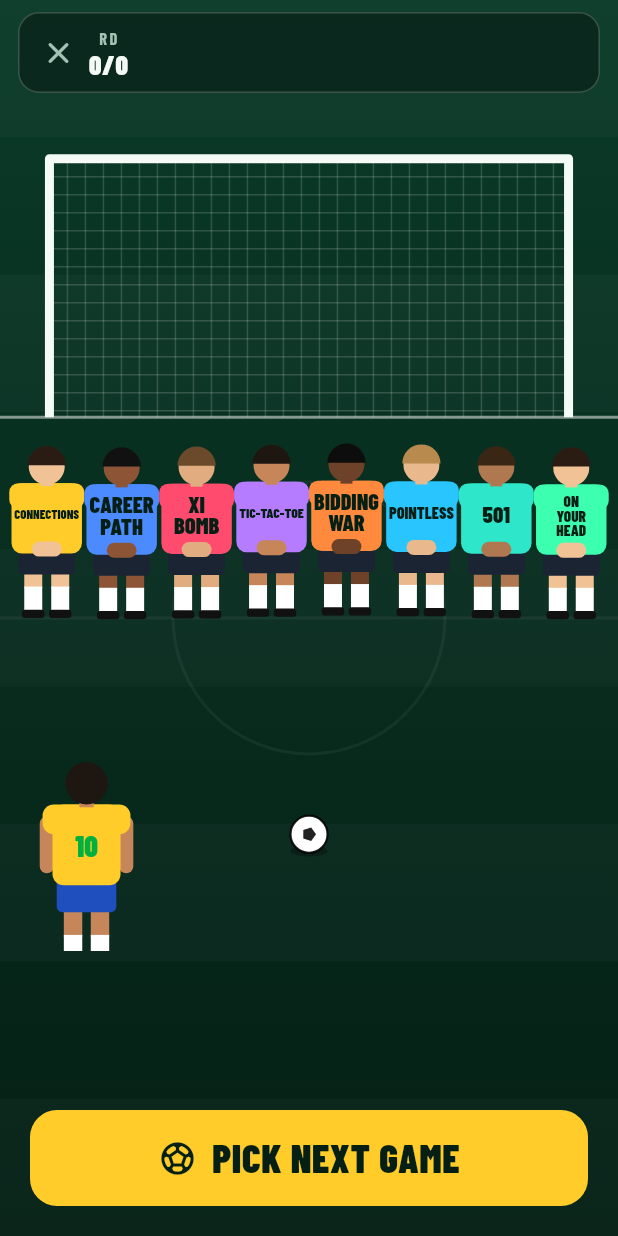
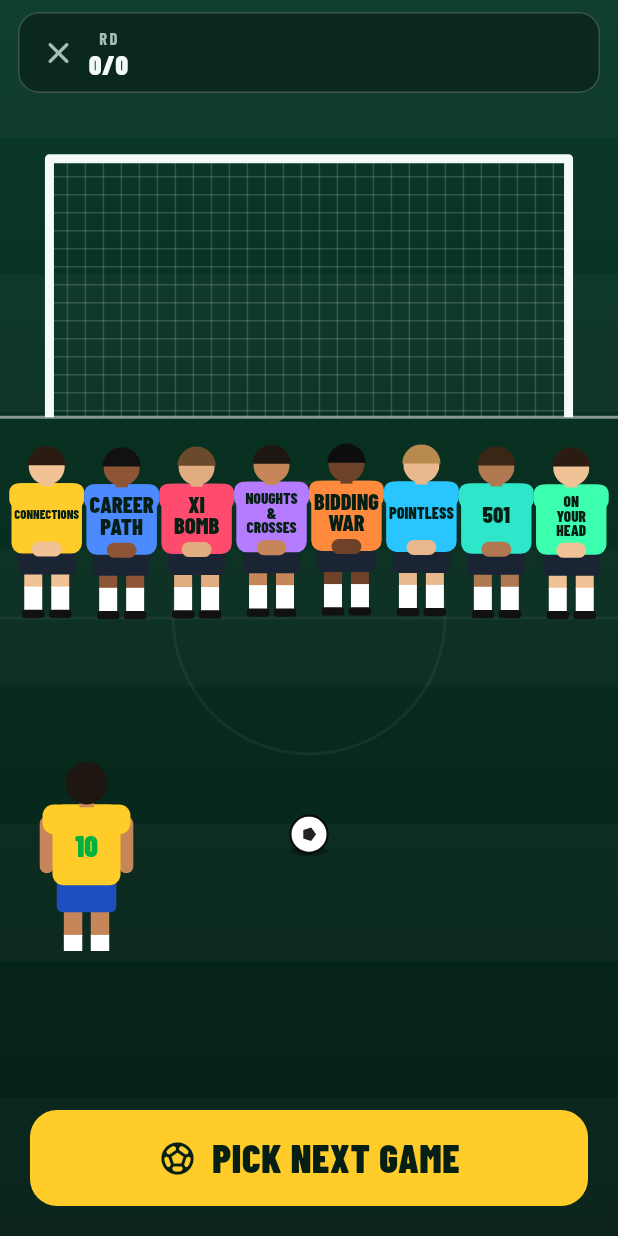
Before and after one commit to UncleAnthonys/quizinho, a Flutter app: the FreeKickScreen screen opened directly with empty values, on a phone screen of 412 x 824 dp. Run offline on Flutter 3.47's test engine with Material 3 defaults, Android fonts, the phone set to English and light mode, and no system bars; our stand-ins replace app_links, audioplayers, in_app_purchase, qr_flutter, sensors_plus, shared_preferences and 3 more; missing offline and left inert: dart:js_interop; accounts and stored records are empty; project files that could hold a hidden picture were left out.

Commit message:
Rename Tic-Tac-Toe to Noughts & Crosses (same grid icon)
Co-Authored-By: Claude Opus 5.5 <noreply@anthropic.com>
Claude-Session: https://claude.ai/code/session_01Va16YyzRqxyN5QUKSTtrFu

```diff
--- a/lib/domain/game_mode.dart
+++ b/lib/domain/game_mode.dart
@@ -42,7 +42,7 @@ enum GameModeId {
     whoPlays: 'Whatever the wildcard decides.',
   ),
   ticTacToe(
-    title: 'Tic-Tac-Toe',
+    title: 'Noughts & Crosses',
     tagline: 'Name a player who played for both clubs to claim the square',
     playable: true,
     rules: [
--- a/lib/games/tic_tac_toe/tic_tac_toe_screen.dart
+++ b/lib/games/tic_tac_toe/tic_tac_toe_screen.dart
@@ -122,7 +122,7 @@ class _TicTacToeScreenState extends State<TicTacToeScreen>
       team: c.currentTeam,
       name: _turnPlayer,
       stage: answering ? TurnStage.answer : TurnStage.choose,
-      title: 'TIC-TAC-TOE',
+      title: 'NOUGHTS & CROSSES',
       headline: answering && sq != null
           ? '${c.stealing ? 'STEAL: ' : ''}${c.grid.rows[sq ~/ 3].name.toUpperCase()}  +  ${c.grid.cols[sq % 3].name.toUpperCase()}'
           : '',
@@ -390,7 +390,7 @@ class TttLayout extends StatelessWidget {
       Padding(
         padding: const EdgeInsets.fromLTRB(16, 4, 16, 0),
         child: Row(children: [
-          Text('TIC-TAC-TOE', style: AppText.label(15, color: Palette.yellow)),
+          Text('NOUGHTS & CROSSES', style: AppText.label(15, color: Palette.yellow)),
           const Spacer(),
           if (multiplier > 1) Text('x$multiplier POINTS', style: AppText.label(15, color: Palette.gold)),
         ]),
--- a/lib/ui/match_flow.dart
+++ b/lib/ui/match_flow.dart
@@ -227,7 +227,7 @@ extension GameModeStyle on GameModeId {
         GameModeId.careerPath => 'CAREER PATH',
         GameModeId.startingXi => 'XI BOMB',
         GameModeId.wildcard => 'WILDCARD',
-        GameModeId.ticTacToe => 'TIC-TAC-TOE',
+        GameModeId.ticTacToe => 'NOUGHTS & CROSSES',
         GameModeId.biddingWar => 'BIDDING WAR',
         GameModeId.pointless => 'POINTLESS',
         GameModeId.checkout501 => '501',
```
